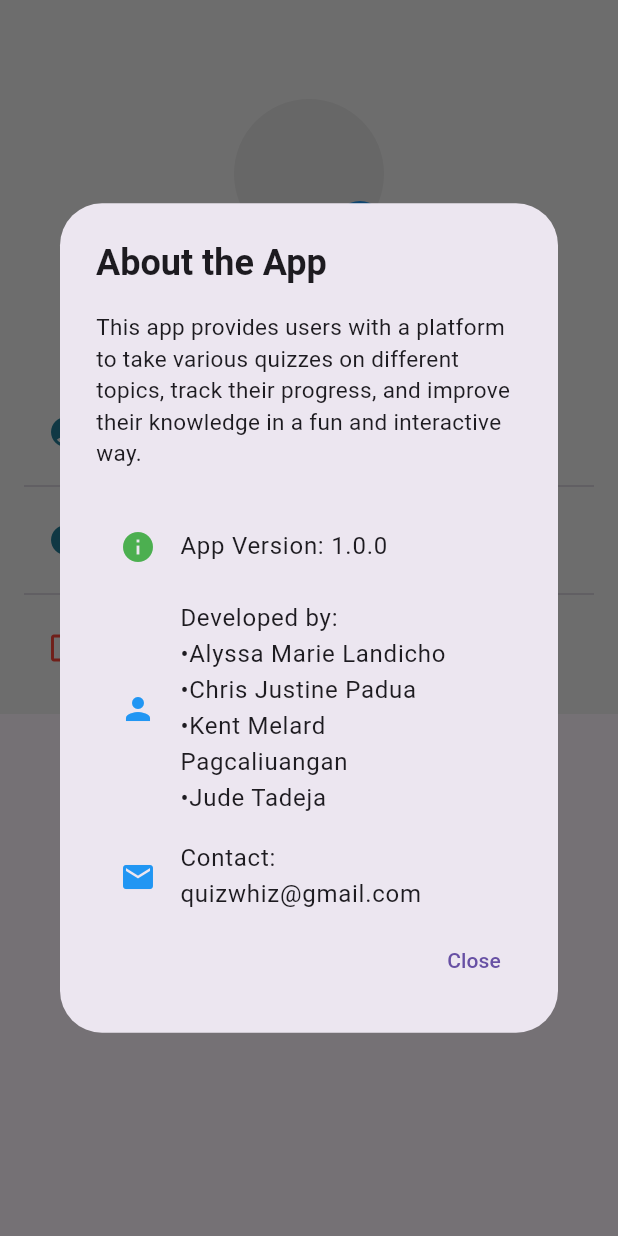
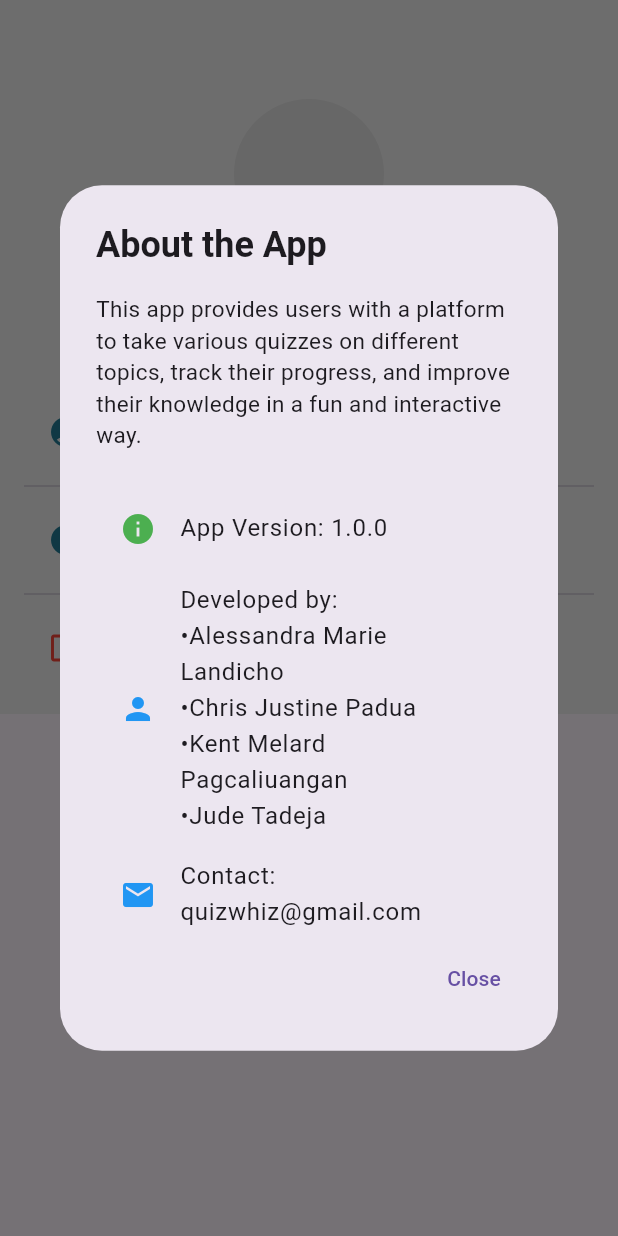
Before and after one commit to iZilchi/Quiz-Whiz, a Flutter app: the ProfileScreen screen opened by its route, after a tap on "About", on a phone screen of 412 x 824 dp. Run offline on Flutter 3.47's test engine with Material 3 defaults, Android fonts, the light colour scheme and no system bars; our stand-ins replace cloud_firestore, firebase_auth, firebase_core, flip_card, flutter_riverpod, google_fonts and 3 more; accounts and stored records are empty; network calls fail.

Commit message:
update profile

```diff
--- a/lib/navigation buttons/profile_screen.dart
+++ b/lib/navigation buttons/profile_screen.dart
@@ -193,7 +193,7 @@ class ProfileScreen extends StatelessWidget {
             const ListTile(
               leading: Icon(Icons.person, color: Colors.blue),
               title: Text('Developed by:\n'
-              '•Alyssa Marie Landicho\n'
+              '•Alessandra Marie Landicho\n'
               '•Chris Justine Padua\n'
               '•Kent Melard Pagcaliuangan\n'
               '•Jude Tadeja'),
```
